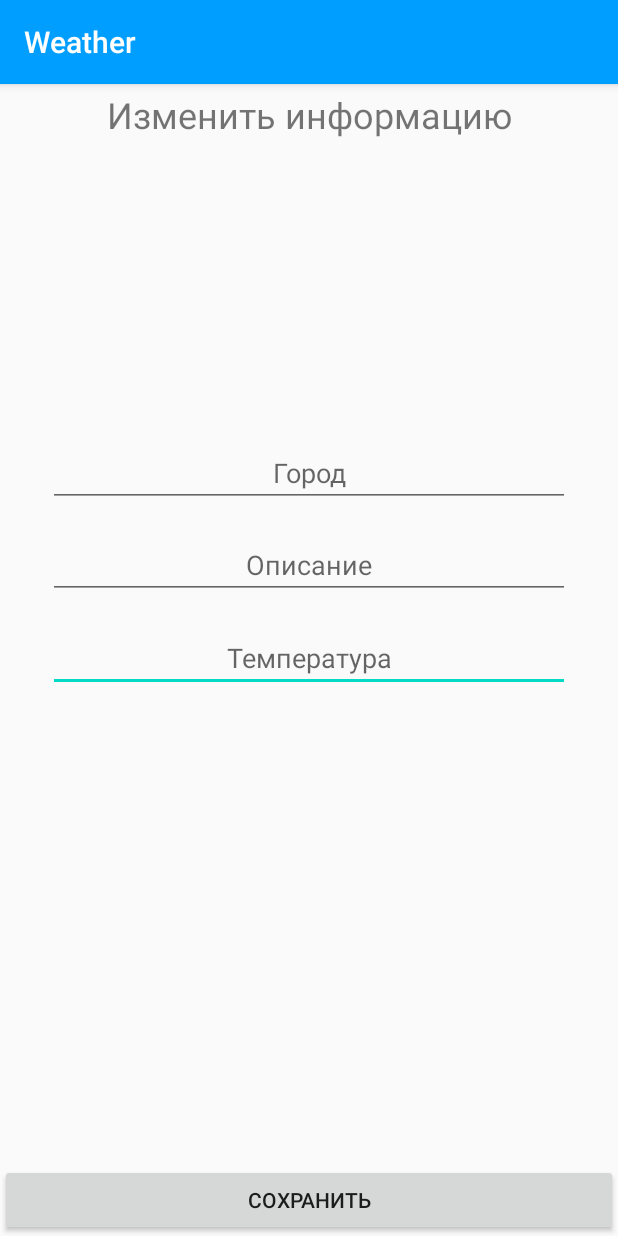
After one commit to AleksKirienko/shift_stream, an Android app: the UpdateCityActivity screen opened directly, with no data from a screen before it, on a phone screen of 412 x 824 dp. The commit adds this screen. Run offline under Robolectric (Android 15) with nearby library versions, the phone set to English and light mode, and no system bars.

Commit message:
Add new update information layout

```diff
--- a/app/src/main/AndroidManifest.xml
+++ b/app/src/main/AndroidManifest.xml
@@ -1,8 +1,8 @@
 <?xml version="1.0" encoding="utf-8"?>
 <manifest xmlns:android="http://schemas.android.com/apk/res/android"
-          package="shift.cft.weather">
+    package="shift.cft.weather">
 
-    <uses-permission android:name="android.permission.INTERNET"/>
+    <uses-permission android:name="android.permission.INTERNET" />
 
     <application
         android:allowBackup="true"
@@ -11,15 +11,15 @@
         android:roundIcon="@mipmap/ic_launcher_round"
         android:supportsRtl="true"
         android:theme="@style/AppTheme">
-        <activity android:name=".feature.weather.cities.presentation.AddCityActivity">
-        </activity>
-        <activity android:name=".feature.weather.details.presentation.CityDetailActivity"/>
-        <activity android:name=".feature.weather.cities.presentation.CitiesActivity"/>
+        <activity android:name=".feature.weather.details.presentation.UpdateCityActivity"></activity>
+        <activity android:name=".feature.weather.cities.presentation.AddCityActivity"></activity>
+        <activity android:name=".feature.weather.details.presentation.CityDetailActivity" />
+        <activity android:name=".feature.weather.cities.presentation.CitiesActivity" />
         <activity android:name=".feature.main.presentation.MainActivity">
             <intent-filter>
-                <action android:name="android.intent.action.MAIN"/>
+                <action android:name="android.intent.action.MAIN" />
 
-                <category android:name="android.intent.category.LAUNCHER"/>
+                <category android:name="android.intent.category.LAUNCHER" />
             </intent-filter>
         </activity>
     </application>
--- a/app/src/main/java/shift/cft/weather/feature/weather/cities/data/CitiesApi.kt
+++ b/app/src/main/java/shift/cft/weather/feature/weather/cities/data/CitiesApi.kt
@@ -1,9 +1,23 @@
 package shift.cft.weather.feature.weather.cities.data
 
+import retrofit2.http.DELETE
 import shift.cft.common.Info
 import retrofit2.http.GET
+import retrofit2.http.POST
+import retrofit2.http.PUT
+import shift.cft.common.CreateCityDto
+import shift.cft.common.UpdateCityDto
 
 interface CitiesApi {
     @GET("/cities")
     suspend fun getAll(): List<Info>
+
+    @POST("/cities")
+    suspend fun addCity(createCityDto: CreateCityDto)
+
+    @DELETE("/cities")
+    suspend fun deleteCity(id: Long)
+
+    @PUT("/cities")
+    suspend fun updateCity(id: Long, updateCityDto: UpdateCityDto)
 }
--- a/app/src/main/java/shift/cft/weather/feature/weather/cities/data/NetworkWeatherDataSource.kt
+++ b/app/src/main/java/shift/cft/weather/feature/weather/cities/data/NetworkWeatherDataSource.kt
@@ -10,4 +10,8 @@
 class NetworkWeatherDataSourceImpl(private val api: CitiesApi) : NetworkWeatherDataSource {
     override suspend fun getCity(): List<Info> =
         api.getAll()
+
+//    suspend fun delCity(id: Long) {
+//        api.deleteCity(id)
+//    }
 }
--- a/app/src/main/java/shift/cft/weather/feature/weather/cities/presentation/AddCityActivity.kt
+++ b/app/src/main/java/shift/cft/weather/feature/weather/cities/presentation/AddCityActivity.kt
@@ -14,6 +14,11 @@
         setContentView(R.layout.activity_add_city)
 
         saveButton.setOnClickListener() {
+
+            val createTitle = addTitle.toString()
+            val createDescription = addDescription.toString()
+            val createTemperature = addTemperature.toString()
+
             Toast.makeText(this, "Город добавлен!", Toast.LENGTH_SHORT).show()
             startActivity(Intent(this, CitiesActivity::class.java))
         }
--- a/app/src/main/java/shift/cft/weather/feature/weather/details/presentation/CityDetailActivity.kt
+++ b/app/src/main/java/shift/cft/weather/feature/weather/details/presentation/CityDetailActivity.kt
@@ -5,7 +5,6 @@
 import android.os.Bundle
 import android.widget.Toast
 import kotlinx.android.synthetic.main.activity_city_detail.*
-import kotlinx.android.synthetic.main.activity_main.*
 import shift.cft.common.Info
 import shift.cft.weather.R
 import shift.cft.weather.feature.weather.cities.presentation.CitiesActivity
@@ -21,6 +20,10 @@
         titleDetail.text = parameters?.title
         descriptionDetail.text = parameters?.description
         temperatureDetail.text = parameters?.temperature
+
+        updateButton.setOnClickListener {
+            startActivity(Intent(this, UpdateCityActivity::class.java))
+        }
 
         deleteButton.setOnClickListener {
             Toast.makeText(this, "Информация о городе удалена!", Toast.LENGTH_SHORT).show()
--- /dev/null
+++ b/app/src/main/java/shift/cft/weather/feature/weather/details/presentation/UpdateCityActivity.kt
@@ -0,0 +1,21 @@
+package shift.cft.weather.feature.weather.details.presentation
+
+import android.content.Intent
+import androidx.appcompat.app.AppCompatActivity
+import android.os.Bundle
+import android.widget.Toast
+import kotlinx.android.synthetic.main.activity_update_city.*
+import shift.cft.weather.R
+import shift.cft.weather.feature.weather.cities.presentation.CitiesActivity
+
+class UpdateCityActivity : AppCompatActivity() {
+    override fun onCreate(savedInstanceState: Bundle?) {
+        super.onCreate(savedInstanceState)
+        setContentView(R.layout.activity_update_city)
+
+        saveButton2.setOnClickListener {
+            Toast.makeText(this, "Информация изменена!", Toast.LENGTH_SHORT).show()
+            startActivity(Intent(this, CitiesActivity::class.java))
+        }
+    }
+}
--- a/app/src/main/res/layout/activity_city_detail.xml
+++ b/app/src/main/res/layout/activity_city_detail.xml
@@ -47,9 +47,10 @@
         android:layout_marginEnd="8dp"
         android:text="TextView"
         android:textSize="24sp"
-        app:layout_constraintBottom_toTopOf="@+id/deleteButton"
+        app:layout_constraintBottom_toTopOf="@+id/updateButton"
         app:layout_constraintEnd_toEndOf="parent"
-        app:layout_constraintStart_toStartOf="parent" app:layout_constraintTop_toBottomOf="@+id/weather_icon"/>
+        app:layout_constraintStart_toStartOf="parent"
+        app:layout_constraintTop_toBottomOf="@+id/weather_icon" />
     <Button
         android:id="@+id/deleteButton"
         android:layout_width="0dp"
@@ -57,4 +58,13 @@
         app:layout_constraintBottom_toBottomOf="parent"
         app:layout_constraintEnd_toEndOf="parent" app:layout_constraintStart_toStartOf="parent"/>
 
+    <Button
+        android:id="@+id/updateButton"
+        android:layout_width="0dp"
+        android:layout_height="wrap_content"
+        android:text="Изменить информацию"
+        app:layout_constraintBottom_toTopOf="@+id/deleteButton"
+        app:layout_constraintEnd_toEndOf="parent"
+        app:layout_constraintStart_toStartOf="parent" />
+
 </androidx.constraintlayout.widget.ConstraintLayout>
--- /dev/null
+++ b/app/src/main/res/layout/activity_update_city.xml
@@ -0,0 +1,78 @@
+<?xml version="1.0" encoding="utf-8"?>
+<androidx.constraintlayout.widget.ConstraintLayout xmlns:android="http://schemas.android.com/apk/res/android"
+    xmlns:app="http://schemas.android.com/apk/res-auto"
+    xmlns:tools="http://schemas.android.com/tools"
+    android:layout_width="match_parent"
+    android:layout_height="match_parent"
+    tools:context=".feature.weather.details.presentation.UpdateCityActivity">
+
+    <EditText
+        android:id="@+id/updateTemperature"
+        android:layout_width="0dp"
+        android:layout_height="wrap_content"
+        android:layout_marginStart="32dp"
+        android:layout_marginEnd="32dp"
+        android:ems="10"
+        android:hint="Температура"
+        android:inputType="textPersonName"
+        android:textAlignment="center"
+        app:layout_constraintBottom_toTopOf="@+id/saveButton2"
+        app:layout_constraintEnd_toEndOf="parent"
+        app:layout_constraintHorizontal_bias="0.0"
+        app:layout_constraintStart_toStartOf="parent"
+        app:layout_constraintTop_toBottomOf="@+id/updateDescription"
+        app:layout_constraintVertical_bias="0.05" />
+
+    <Button
+        android:id="@+id/saveButton2"
+        android:layout_width="0dp"
+        android:layout_height="wrap_content"
+        android:text="Сохранить"
+        app:layout_constraintBottom_toBottomOf="parent"
+        app:layout_constraintEnd_toEndOf="parent"
+        app:layout_constraintHorizontal_bias="0.0"
+        app:layout_constraintStart_toStartOf="parent" />
+
+    <EditText
+        android:id="@+id/updateDescription"
+        android:layout_width="0dp"
+        android:layout_height="wrap_content"
+        android:layout_marginStart="32dp"
+        android:layout_marginTop="16dp"
+        android:layout_marginEnd="32dp"
+        android:ems="10"
+        android:hint="Описание"
+        android:inputType="textPersonName"
+        android:textAlignment="center"
+        app:layout_constraintEnd_toEndOf="parent"
+        app:layout_constraintStart_toStartOf="parent"
+        app:layout_constraintTop_toBottomOf="@+id/updateTitle" />
+
+    <EditText
+        android:id="@+id/updateTitle"
+        android:layout_width="0dp"
+        android:layout_height="wrap_content"
+        android:layout_marginStart="32dp"
+        android:layout_marginTop="200dp"
+        android:layout_marginEnd="32dp"
+        android:ems="10"
+        android:hint="Город"
+        android:inputType="textPersonName"
+        android:textAlignment="center"
+        app:layout_constraintEnd_toEndOf="parent"
+        app:layout_constraintHorizontal_bias="0.0"
+        app:layout_constraintStart_toStartOf="parent"
+        app:layout_constraintTop_toBottomOf="@+id/textView6" />
+
+    <TextView
+        android:id="@+id/textView6"
+        android:layout_width="0dp"
+        android:layout_height="wrap_content"
+        android:layout_marginTop="4dp"
+        android:text="Изменить информацию"
+        android:textAlignment="center"
+        android:textSize="24sp"
+        app:layout_constraintEnd_toEndOf="parent"
+        app:layout_constraintStart_toStartOf="parent"
+        app:layout_constraintTop_toTopOf="parent" />
+</androidx.constraintlayout.widget.ConstraintLayout>
```
